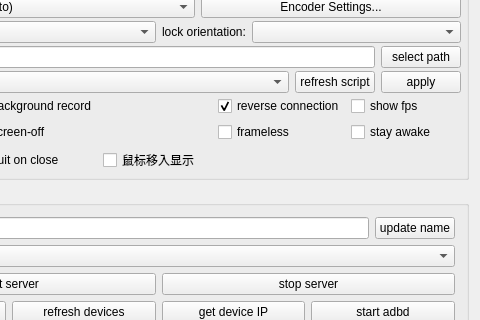
This is QtScrcpy/ui/dialog.ui in 1445683544/QtScrcpy as Qt 5 draws it before an edit; both pictures show x 813 to 1293 and y 115 to 435 of the 1293 by 552 pixel window. The edited form follows.
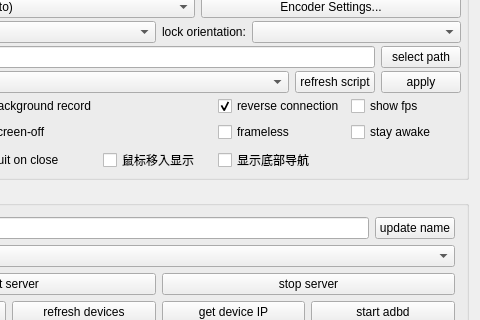
This is the edited form.

Commit message: Add optional on-screen Android navigation bar

Patch:
```diff
--- a/QtScrcpy/ui/dialog.ui
+++ b/QtScrcpy/ui/dialog.ui
@@ -911,6 +911,11 @@
               <property name="text"><string>鼠标移入显示</string></property>
              </widget>
             </item>
+            <item row="2" column="3" colspan="2">
+             <widget class="QCheckBox" name="navigationBarCheck">
+              <property name="text"><string>显示底部导航</string></property>
+             </widget>
+            </item>
             <item row="2" column="1">
              <widget class="QCheckBox" name="quitOnCloseCheck">
               <property name="toolTip">
```
The commit also changes 3 other files.
